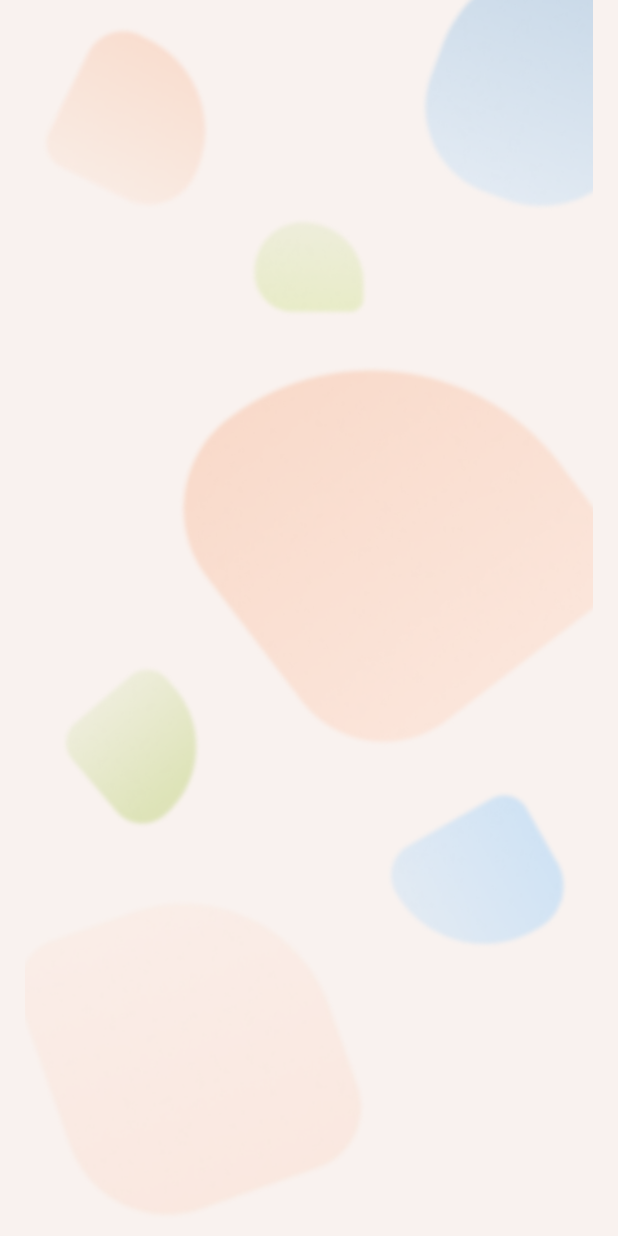
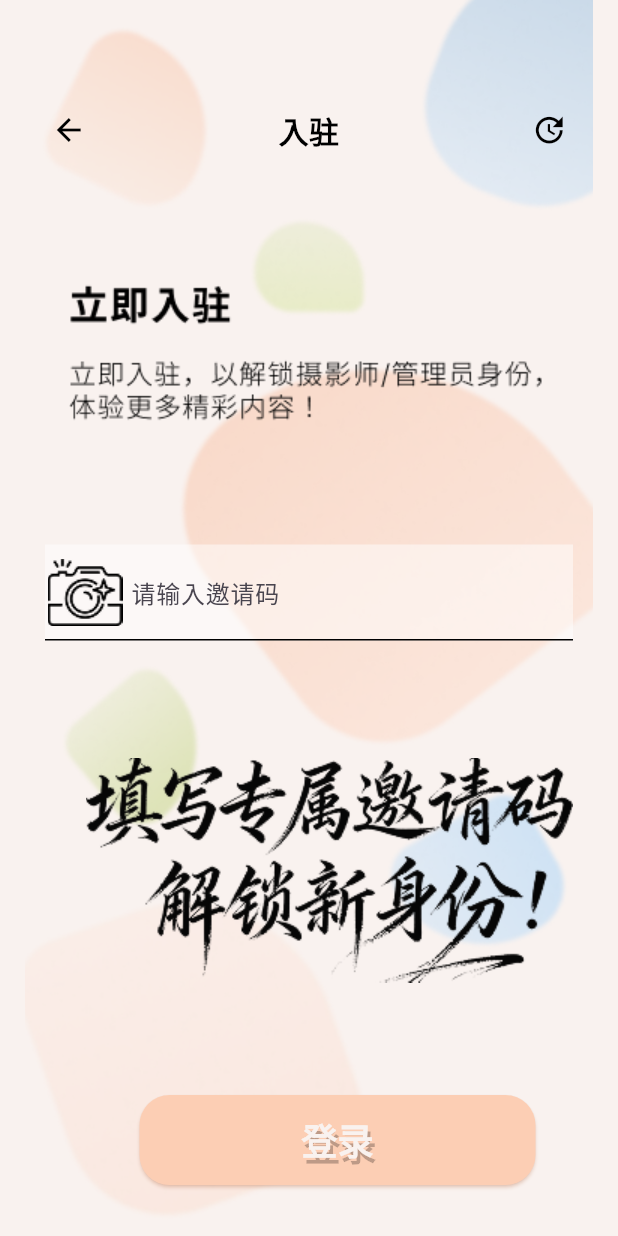
Before and after one commit to jz-Gong10/we_pai, a Flutter app: the Ruzhu screen opened directly, on a phone screen of 412 x 824 dp. Run offline on Flutter 3.47's test engine with Material 3 defaults, Android fonts, the phone set to English and light mode, and no system bars; our stand-ins replace dio; Roboto replaces fonts that are missing (Inter).

Commit message:
入驻页面已写好，接口接好了

```diff
--- a/lib/ui/page/ruzhu.dart
+++ b/lib/ui/page/ruzhu.dart
@@ -1,5 +1,11 @@
 import 'package:flutter/material.dart';
 import 'package:we_pai/ui/widget/background.dart';
+import 'package:we_pai/ui/widget/print.dart';
+import 'package:we_pai/ui/widget/up_edge.dart';
+import 'package:we_pai/ui/widget/yaoqingma.dart';
+import 'package:we_pai/net/http.dart';
+import 'package:we_pai/ui/widget/progress_indicator.dart';
+import 'package:we_pai/ui/widget/touchable_word.dart';
 
 class Ruzhu extends StatefulWidget {
   const Ruzhu({super.key});
@@ -9,11 +15,138 @@ class Ruzhu extends StatefulWidget {
 }
 
 class _RuzhuState extends State<Ruzhu> {
+  final TextEditingController _invitationCodeController =
+      TextEditingController();
+  String _invitationCode = '';
+  bool _loading = false;
+
+  @override
+  void initState() {
+    super.initState();
+    _invitationCodeController.addListener(() {
+      setState(() {
+        _invitationCode = _invitationCodeController.text;
+      });
+    });
+  }
+
   @override
   Widget build(BuildContext context) {
     return Scaffold(
       body: Stack(
-        children: [Background(imagePath: 'lib/material/background2.png')],
+        children: [
+          Background(imagePath: 'lib/material/background2.png'),
+
+          //顶部标题和返回按钮
+          Positioned(top: 72, left: 23, right: 23, child: UpEdge(title: '入驻')),
+
+          //提示文字
+          Positioned(
+            top: 188,
+            left: 46,
+            child: SizedBox(
+              width: 328,
+              height: 94,
+              child: Image.asset('lib/material/lijiruzhu_words.png'),
+            ),
+          ),
+
+          //邀请码输入
+          Positioned(
+            top: 363,
+            left: 30,
+            right: 30,
+            child: Yaoqingma(controller: _invitationCodeController),
+          ),
+
+          //提交按钮
+          Positioned(
+            top: 730,
+            left: 93,
+            child: ElevatedButton(
+              style: ElevatedButton.styleFrom(
+                minimumSize: Size(264, 60),
+                backgroundColor: Color(0xFFFCCEB4),
+                foregroundColor: Color(0xffF9F2EF),
+                padding: EdgeInsets.symmetric(horizontal: 2, vertical: 4),
+                shadowColor: Color(0x80F98C53),
+                shape: RoundedRectangleBorder(
+                  borderRadius: BorderRadius.circular(20),
+                ),
+              ),
+              child: Text(
+                '登录',
+                style: TextStyle(
+                  fontSize: 24,
+                  fontWeight: FontWeight.w900,
+                  fontFamily: 'Inter',
+                  color: Color(0xffF9F2EF),
+                  shadows: [
+                    BoxShadow(
+                      color: Color(0x40000000),
+                      offset: Offset(2, 4),
+                      spreadRadius: 0,
+                    ),
+                  ],
+                ),
+              ),
+              onPressed: () async {
+                setState(() {
+                  _loading = true;
+                });
+                try {
+                  if (_invitationCode.isNotEmpty) {
+                    final response = await Http().post(
+                      path:
+                          'http://127.0.0.1:4523/m1/7790878-7537573-default/photographer/enroll',
+                      data: {'invitationCode': _invitationCode},
+                    );
+                    if (!mounted) return;
+                    if (response.statusCode == 200) {
+                      // 打印接口返回的msg字段
+                      printToast(response.data['msg'].toString());
+                    } else {
+                      printToast('入驻失败: ${response.statusCode}');
+                    }
+                  } else {
+                    printToast('请输入邀请码');
+                  }
+                } finally {
+                  setState(() {
+                    _loading = false;
+                  });
+                }
+              },
+            ),
+          ),
+
+          //图片装饰
+          Positioned(
+            top: 505,
+            left: 57,
+            child: SizedBox(
+              width: 325,
+              height: 150,
+              child: Image.asset('lib/material/ruzhu_word.png'),
+            ),
+          ),
+
+          //意见反馈文字按钮
+          Positioned(
+            top: 806,
+            left: 135,
+            child: TouchableWord(content: '不满意？点击此处反馈意见'),
+          ),
+
+          //加载中
+          if (_loading)
+            Positioned.fill(
+              child: Container(
+                color: Color.fromARGB(0, 0, 0, 0),
+                child: const Center(child: CircularProgress()),
+              ),
+            ),
+        ],
       ),
     );
   }
--- /dev/null
+++ b/lib/ui/page/yijianfankui.dart
@@ -0,0 +1,20 @@
+import 'package:flutter/material.dart';
+import 'package:we_pai/ui/widget/background.dart';
+
+class Yijianfankui extends StatefulWidget {
+  const Yijianfankui({super.key});
+
+  @override
+  State<Yijianfankui> createState() => _YijianfankuiState();
+}
+
+class _YijianfankuiState extends State<Yijianfankui> {
+  @override
+  Widget build(BuildContext context) {
+    return Scaffold(
+      body: Stack(
+        children: [Background(imagePath: 'lib/material/background2.png')],
+      ),
+    );
+  }
+}
--- /dev/null
+++ b/lib/ui/widget/touchable_word.dart
@@ -0,0 +1,23 @@
+import 'package:flutter/material.dart';
+import 'package:we_pai/ui/page/yijianfankui.dart';
+import 'package:we_pai/ui/widget/background.dart';
+
+class TouchableWord extends StatefulWidget {
+  final String content;
+  const TouchableWord({super.key, required this.content});
+
+  @override
+  State<TouchableWord> createState() => _TouchableWordState();
+}
+
+class _TouchableWordState extends State<TouchableWord> {
+  @override
+  Widget build(BuildContext context) {
+    return TextButton(
+      onPressed: () {
+        navigate(context, Yijianfankui());
+      },
+      child: Text(widget.content, style: TextStyle(color: Colors.grey)),
+    );
+  }
+}
--- /dev/null
+++ b/lib/ui/widget/up_edge.dart
@@ -0,0 +1,54 @@
+import 'package:flutter/material.dart';
+
+class UpEdge extends StatefulWidget {
+  final String title;
+  const UpEdge({super.key, required this.title});
+
+  @override
+  State<UpEdge> createState() => _UpEdgeState();
+}
+
+class _UpEdgeState extends State<UpEdge> {
+  @override
+  Widget build(BuildContext context) {
+    return Row(
+      children: [
+        Expanded(
+          flex: 1,
+          child: GestureDetector(
+            onTap: () {
+              Navigator.of(context).pop();
+            },
+            child: Icon(
+              Icons.arrow_back,
+              color: const Color.fromARGB(255, 0, 0, 0),
+              size: 24,
+            ),
+          ),
+        ),
+
+        Expanded(
+          flex: 6,
+          child: Text(
+            widget.title,
+            textAlign: TextAlign.center,
+            style: TextStyle(
+              fontSize: 20,
+              fontWeight: FontWeight.bold,
+              color: const Color.fromARGB(255, 0, 0, 0),
+            ),
+          ),
+        ),
+
+        Expanded(
+          flex: 1,
+          child: Icon(
+            Icons.update,
+            color: const Color.fromARGB(255, 0, 0, 0),
+            size: 24,
+          ),
+        ),
+      ],
+    );
+  }
+}
--- /dev/null
+++ b/lib/ui/widget/yaoqingma.dart
@@ -0,0 +1,40 @@
+import 'package:flutter/material.dart';
+
+class Yaoqingma extends StatefulWidget {
+  final TextEditingController controller;
+
+  const Yaoqingma({super.key, required this.controller});
+
+  @override
+  State<Yaoqingma> createState() => _YaoqingmaState();
+}
+
+class _YaoqingmaState extends State<Yaoqingma> {
+  @override
+  Widget build(BuildContext context) {
+    return Container(
+      width: 380,
+      height: 64,
+      decoration: BoxDecoration(
+        color: const Color.fromARGB(125, 255, 255, 255),
+      ),
+      child: TextField(
+        controller: widget.controller,
+        decoration: InputDecoration(
+          prefixIcon: Image.asset(
+            'lib/material/camera.png',
+            color: Colors.black,
+          ),
+          hintText: '请输入邀请码',
+          enabledBorder: UnderlineInputBorder(
+            borderSide: BorderSide(color: Colors.black),
+          ),
+          focusedBorder: UnderlineInputBorder(
+            borderSide: BorderSide(color: Colors.black, width: 2),
+          ),
+          contentPadding: EdgeInsets.symmetric(vertical: 20),
+        ),
+      ),
+    );
+  }
+}
```
Also changed, not shown: lib/material/camera.png (added), lib/material/lijiruzhu_words.png (added), lib/material/ruzhu_word.png (added).
